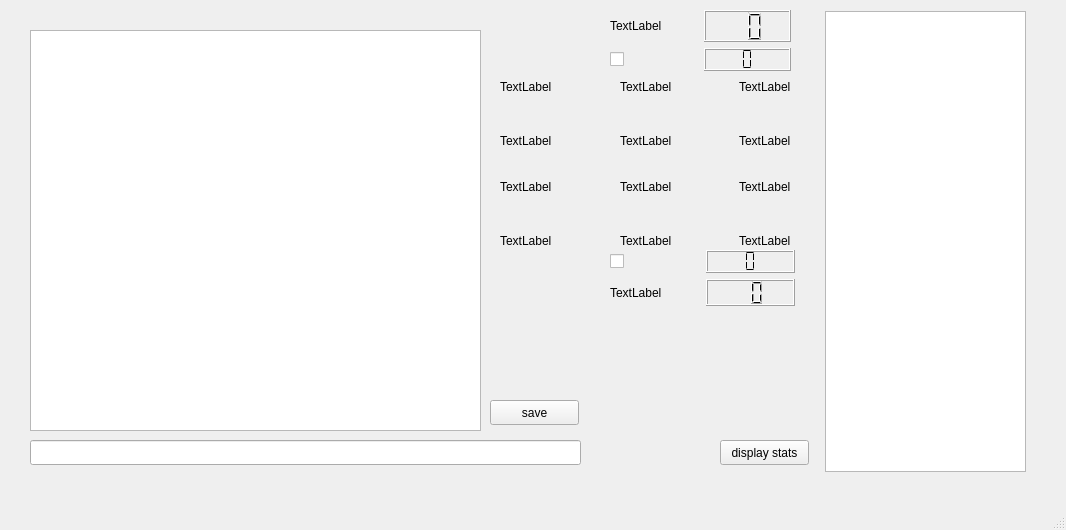
Qt form datavolley2/uis/first.ui (twicki/datavolley2) before a commit.
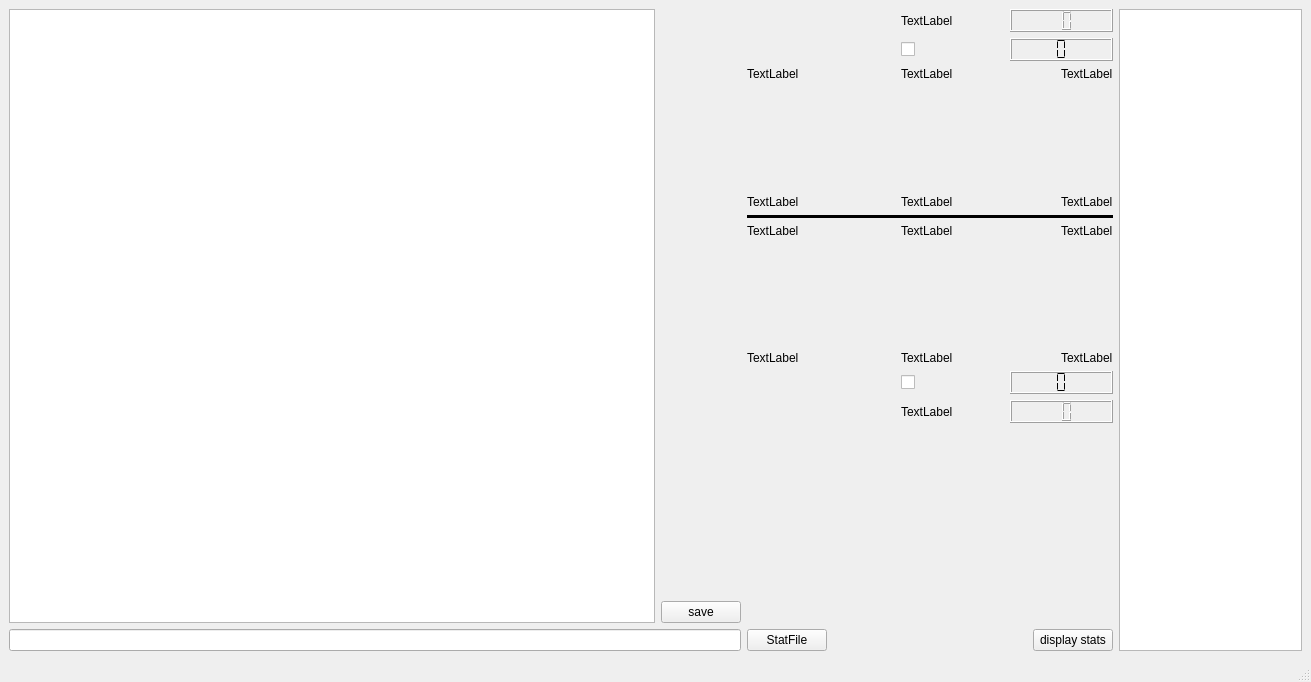
The same form after that commit.

```diff
--- a/datavolley2/uis/first.ui
+++ b/datavolley2/uis/first.ui
@@ -6,113 +6,94 @@
    <rect>
     <x>0</x>
     <y>0</y>
-    <width>1066</width>
-    <height>530</height>
+    <width>1311</width>
+    <height>682</height>
    </rect>
   </property>
   <property name="windowTitle">
    <string>MainWindow</string>
   </property>
   <widget class="QWidget" name="centralwidget">
-   <widget class="QPushButton" name="pushButton">
-    <property name="geometry">
-     <rect>
-      <x>720</x>
-      <y>440</y>
-      <width>89</width>
-      <height>25</height>
-     </rect>
-    </property>
-    <property name="text">
-     <string>display stats</string>
-    </property>
-   </widget>
+   <layout class="QGridLayout" name="gridLayout_9" columnstretch="4,2,1">
+    <item row="0" column="0">
+     <layout class="QGridLayout" name="gridLayout_7">
+      <item row="2" column="0" colspan="2">
+       <widget class="QLineEdit" name="lineEdit"/>
+      </item>
+      <item row="1" column="1">
    <widget class="QPushButton" name="pushButton_2">
-    <property name="geometry">
-     <rect>
-      <x>490</x>
-      <y>400</y>
-      <width>89</width>
-      <height>25</height>
-     </rect>
-    </property>
     <property name="text">
      <string>save</string>
     </property>
    </widget>
-   <widget class="QLineEdit" name="lineEdit">
-    <property name="geometry">
-     <rect>
-      <x>30</x>
-      <y>440</y>
-      <width>551</width>
-      <height>25</height>
-     </rect>
-    </property>
-   </widget>
-   <widget class="QTextEdit" name="textEdit">
-    <property name="geometry">
-     <rect>
-      <x>30</x>
-      <y>30</y>
-      <width>451</width>
-      <height>401</height>
-     </rect>
-    </property>
-   </widget>
-   <widget class="QWidget" name="gridLayoutWidget">
-    <property name="geometry">
-     <rect>
-      <x>500</x>
-      <y>80</y>
-      <width>291</width>
-      <height>68</height>
-     </rect>
-    </property>
+      </item>
+      <item row="0" column="1">
+       <spacer name="verticalSpacer_3">
+        <property name="orientation">
+         <enum>Qt::Vertical</enum>
+        </property>
+        <property name="sizeHint" stdset="0">
+         <size>
+          <width>20</width>
+          <height>40</height>
+         </size>
+        </property>
+       </spacer>
+      </item>
+      <item row="0" column="0" rowspan="2">
+       <widget class="QTextEdit" name="textEdit"/>
+      </item>
+     </layout>
+    </item>
+    <item row="0" column="1">
+     <layout class="QGridLayout" name="gridLayout_6">
+      <item row="4" column="0">
+       <layout class="QGridLayout" name="gridLayout_8">
+        <item row="1" column="1">
+         <spacer name="horizontalSpacer_5">
+          <property name="orientation">
+           <enum>Qt::Horizontal</enum>
+          </property>
+          <property name="sizeHint" stdset="0">
+           <size>
+            <width>40</width>
+            <height>20</height>
+           </size>
+          </property>
+         </spacer>
+        </item>
+        <item row="1" column="2">
+         <widget class="QPushButton" name="pushButton">
+          <property name="text">
+           <string>display stats</string>
+          </property>
+         </widget>
+        </item>
+        <item row="1" column="0">
+         <widget class="QPushButton" name="pushButton_3">
+          <property name="text">
+           <string>StatFile</string>
+          </property>
+         </widget>
+        </item>
+       </layout>
+      </item>
+      <item row="0" column="0">
     <layout class="QGridLayout" name="gridLayout">
-     <item row="0" column="2">
-      <widget class="QLabel" name="label_2">
-       <property name="text">
-        <string>TextLabel</string>
-       </property>
-      </widget>
-     </item>
-     <item row="3" column="0">
-      <widget class="QLabel" name="label_5">
-       <property name="text">
-        <string>TextLabel</string>
-       </property>
-      </widget>
-     </item>
-     <item row="0" column="4">
-      <widget class="QLabel" name="label_3">
-       <property name="text">
-        <string>TextLabel</string>
-       </property>
-      </widget>
-     </item>
-     <item row="0" column="0">
-      <widget class="QLabel" name="label">
-       <property name="text">
-        <string>TextLabel</string>
-       </property>
-      </widget>
-     </item>
-     <item row="3" column="4">
-      <widget class="QLabel" name="label_6">
-       <property name="text">
-        <string>TextLabel</string>
-       </property>
-      </widget>
+        <item row="3" column="1">
+         <spacer name="horizontalSpacer">
+          <property name="orientation">
+           <enum>Qt::Horizontal</enum>
+          </property>
+          <property name="sizeHint" stdset="0">
+           <size>
+            <width>40</width>
+            <height>20</height>
+           </size>
+          </property>
+         </spacer>
      </item>
      <item row="3" column="2">
-      <widget class="QLabel" name="label_4">
-       <property name="text">
-        <string>TextLabel</string>
-       </property>
-      </widget>
-     </item>
-     <item row="2" column="2">
       <spacer name="verticalSpacer">
        <property name="orientation">
         <enum>Qt::Vertical</enum>
@@ -125,20 +106,14 @@
        </property>
       </spacer>
      </item>
-     <item row="2" column="1">
-      <spacer name="horizontalSpacer">
-       <property name="orientation">
-        <enum>Qt::Horizontal</enum>
-       </property>
-       <property name="sizeHint" stdset="0">
-        <size>
-         <width>40</width>
-         <height>20</height>
-        </size>
-       </property>
-      </spacer>
-     </item>
-     <item row="2" column="3">
+        <item row="4" column="2">
+         <widget class="QLabel" name="label_4">
+          <property name="text">
+           <string>TextLabel</string>
+          </property>
+         </widget>
+        </item>
+        <item row="3" column="3">
       <spacer name="horizontalSpacer_2">
        <property name="orientation">
         <enum>Qt::Horizontal</enum>
@@ -151,59 +126,83 @@
        </property>
       </spacer>
      </item>
-    </layout>
-   </widget>
-   <widget class="QWidget" name="gridLayoutWidget_2">
-    <property name="geometry">
-     <rect>
-      <x>500</x>
-      <y>180</y>
-      <width>291</width>
-      <height>68</height>
-     </rect>
-    </property>
+        <item row="1" column="0">
+         <widget class="QLabel" name="label">
+          <property name="text">
+           <string>TextLabel</string>
+          </property>
+         </widget>
+        </item>
+        <item row="1" column="4">
+         <widget class="QLabel" name="label_3">
+          <property name="text">
+           <string>TextLabel</string>
+          </property>
+         </widget>
+        </item>
+        <item row="0" column="2" colspan="3">
+         <layout class="QGridLayout" name="gridLayout_4">
+          <item row="1" column="1">
+           <widget class="QLCDNumber" name="lcdNumber_4">
+            <property name="digitCount">
+             <number>1</number>
+            </property>
+            <property name="segmentStyle">
+             <enum>QLCDNumber::Flat</enum>
+            </property>
+           </widget>
+          </item>
+          <item row="1" column="0">
+           <widget class="QCheckBox" name="checkBox">
+            <property name="text">
+             <string/>
+            </property>
+           </widget>
+          </item>
+          <item row="0" column="1">
+           <widget class="QLCDNumber" name="lcdNumber">
+            <property name="digitCount">
+             <number>2</number>
+            </property>
+            <property name="segmentStyle">
+             <enum>QLCDNumber::Filled</enum>
+            </property>
+           </widget>
+          </item>
+          <item row="0" column="0">
+           <widget class="QLabel" name="label_14">
+            <property name="text">
+             <string>TextLabel</string>
+            </property>
+           </widget>
+          </item>
+         </layout>
+        </item>
+        <item row="4" column="4">
+         <widget class="QLabel" name="label_6">
+          <property name="text">
+           <string>TextLabel</string>
+          </property>
+         </widget>
+        </item>
+        <item row="4" column="0">
+         <widget class="QLabel" name="label_5">
+          <property name="text">
+           <string>TextLabel</string>
+          </property>
+         </widget>
+        </item>
+        <item row="1" column="2">
+         <widget class="QLabel" name="label_2">
+          <property name="text">
+           <string>TextLabel</string>
+          </property>
+         </widget>
+        </item>
+       </layout>
+      </item>
+      <item row="2" column="0">
     <layout class="QGridLayout" name="gridLayout_2">
-     <item row="1" column="2">
-      <spacer name="verticalSpacer_2">
-       <property name="orientation">
-        <enum>Qt::Vertical</enum>
-       </property>
-       <property name="sizeHint" stdset="0">
-        <size>
-         <width>20</width>
-         <height>40</height>
-        </size>
-       </property>
-      </spacer>
-     </item>
-     <item row="0" column="2">
-      <widget class="QLabel" name="label_7">
-       <property name="text">
-        <string>TextLabel</string>
-       </property>
-      </widget>
-     </item>
-     <item row="2" column="2">
-      <widget class="QLabel" name="label_10">
-       <property name="text">
-        <string>TextLabel</string>
-       </property>
-      </widget>
-     </item>
-     <item row="2" column="0">
-      <widget class="QLabel" name="label_11">
-       <property name="text">
-        <string>TextLabel</string>
-       </property>
-      </widget>
-     </item>
-     <item row="0" column="4">
-      <widget class="QLabel" name="label_8">
-       <property name="text">
-        <string>TextLabel</string>
-       </property>
-      </widget>
-     </item>
      <item row="0" column="0">
       <widget class="QLabel" name="label_9">
        <property name="text">
@@ -211,8 +210,15 @@
        </property>
       </widget>
      </item>
-     <item row="2" column="4">
-      <widget class="QLabel" name="label_12">
+        <item row="0" column="4">
+         <widget class="QLabel" name="label_8">
+          <property name="text">
+           <string>TextLabel</string>
+          </property>
+         </widget>
+        </item>
+        <item row="2" column="2">
+         <widget class="QLabel" name="label_10">
        <property name="text">
         <string>TextLabel</string>
        </property>
@@ -231,6 +237,20 @@
        </property>
       </spacer>
      </item>
+        <item row="2" column="4">
+         <widget class="QLabel" name="label_12">
+          <property name="text">
+           <string>TextLabel</string>
+          </property>
+         </widget>
+        </item>
+        <item row="2" column="0">
+         <widget class="QLabel" name="label_11">
+          <property name="text">
+           <string>TextLabel</string>
+          </property>
+         </widget>
+        </item>
      <item row="1" column="1">
       <spacer name="horizontalSpacer_3">
        <property name="orientation">
@@ -244,30 +264,33 @@
        </property>
       </spacer>
      </item>
-    </layout>
-   </widget>
-   <widget class="QTableWidget" name="tableWidget">
-    <property name="geometry">
-     <rect>
-      <x>825</x>
-      <y>11</y>
-      <width>201</width>
-      <height>461</height>
-     </rect>
-    </property>
-   </widget>
-   <widget class="QWidget" name="gridLayoutWidget_3">
-    <property name="geometry">
-     <rect>
-      <x>610</x>
-      <y>250</y>
-      <width>185</width>
-      <height>56</height>
-     </rect>
-    </property>
+        <item row="1" column="2">
+         <spacer name="verticalSpacer_2">
+          <property name="orientation">
+           <enum>Qt::Vertical</enum>
+          </property>
+          <property name="sizeHint" stdset="0">
+           <size>
+            <width>20</width>
+            <height>40</height>
+           </size>
+          </property>
+         </spacer>
+        </item>
+        <item row="0" column="2">
+         <widget class="QLabel" name="label_7">
+          <property name="text">
+           <string>TextLabel</string>
+          </property>
+         </widget>
+        </item>
+        <item row="3" column="2" colspan="3">
     <layout class="QGridLayout" name="gridLayout_3">
      <item row="0" column="1">
       <widget class="QLCDNumber" name="lcdNumber_3">
+            <property name="autoFillBackground">
+             <bool>false</bool>
+            </property>
        <property name="digitCount">
         <number>1</number>
        </property>
@@ -285,6 +308,9 @@
      </item>
      <item row="1" column="1">
       <widget class="QLCDNumber" name="lcdNumber_2">
+            <property name="lineWidth">
+             <number>1</number>
+            </property>
        <property name="digitCount">
         <number>2</number>
        </property>
@@ -292,66 +318,61 @@
      </item>
      <item row="0" column="0">
       <widget class="QCheckBox" name="checkBox_2">
+            <property name="autoFillBackground">
+             <bool>false</bool>
+            </property>
        <property name="text">
         <string/>
        </property>
       </widget>
      </item>
     </layout>
-   </widget>
-   <widget class="QWidget" name="gridLayoutWidget_4">
-    <property name="geometry">
-     <rect>
-      <x>610</x>
-      <y>10</y>
-      <width>181</width>
-      <height>61</height>
-     </rect>
-    </property>
-    <layout class="QGridLayout" name="gridLayout_4">
-     <item row="0" column="0">
-      <widget class="QLabel" name="label_14">
-       <property name="text">
-        <string>TextLabel</string>
-       </property>
-      </widget>
-     </item>
-     <item row="0" column="1">
-      <widget class="QLCDNumber" name="lcdNumber">
-       <property name="digitCount">
-        <number>2</number>
-       </property>
-       <property name="segmentStyle">
-        <enum>QLCDNumber::Filled</enum>
-       </property>
-      </widget>
-     </item>
-     <item row="1" column="1">
-      <widget class="QLCDNumber" name="lcdNumber_4">
-       <property name="digitCount">
-        <number>1</number>
-       </property>
-       <property name="segmentStyle">
-        <enum>QLCDNumber::Flat</enum>
-       </property>
-      </widget>
+        </item>
+       </layout>
+      </item>
+      <item row="3" column="0">
+       <spacer name="verticalSpacer_4">
+        <property name="orientation">
+         <enum>Qt::Vertical</enum>
+        </property>
+        <property name="sizeHint" stdset="0">
+         <size>
+          <width>20</width>
+          <height>40</height>
+         </size>
+        </property>
+       </spacer>
      </item>
      <item row="1" column="0">
-      <widget class="QCheckBox" name="checkBox">
-       <property name="text">
-        <string/>
-       </property>
+       <widget class="Line" name="line">
+        <property name="frameShadow">
+         <enum>QFrame::Plain</enum>
+        </property>
+        <property name="lineWidth">
+         <number>4</number>
+        </property>
+        <property name="orientation">
+         <enum>Qt::Horizontal</enum>
+        </property>
       </widget>
      </item>
     </layout>
-   </widget>
+    </item>
+    <item row="0" column="2">
+     <layout class="QGridLayout" name="gridLayout_5">
+      <item row="0" column="0">
+       <widget class="QTableWidget" name="tableWidget"/>
+      </item>
+     </layout>
+    </item>
+   </layout>
   </widget>
   <widget class="QMenuBar" name="menubar">
    <property name="geometry">
     <rect>
      <x>0</x>
      <y>0</y>
-     <width>1066</width>
+     <width>1311</width>
      <height>22</height>
     </rect>
    </property>
```
Lines whose indentation alone changed are shown as unchanged.
